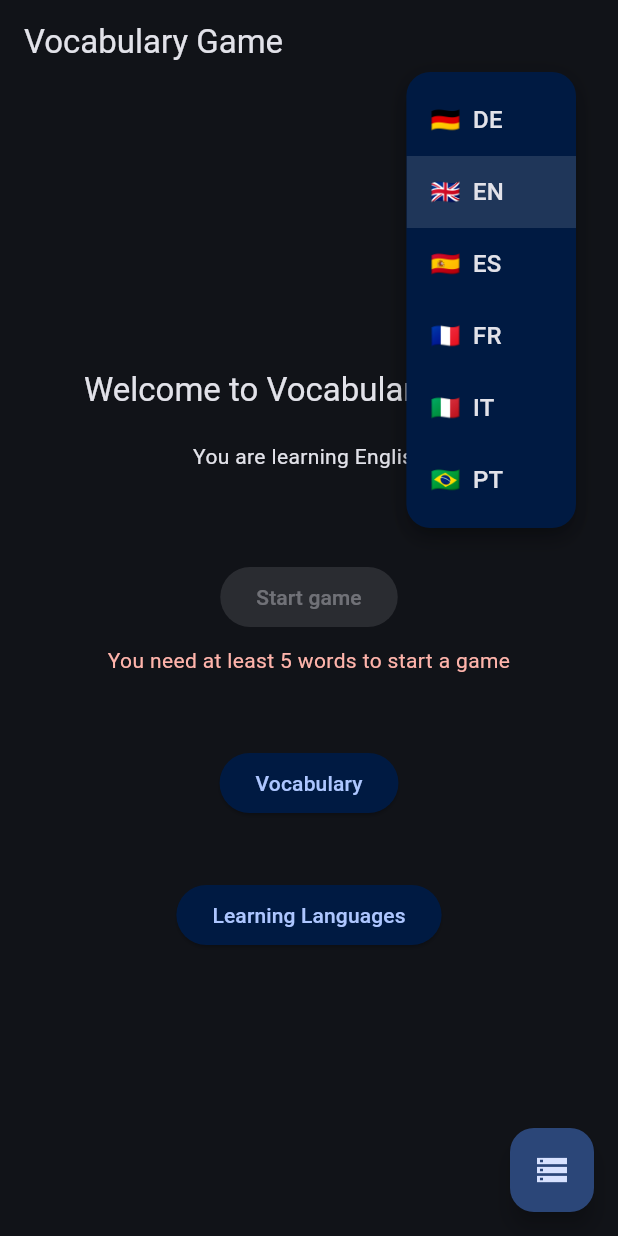
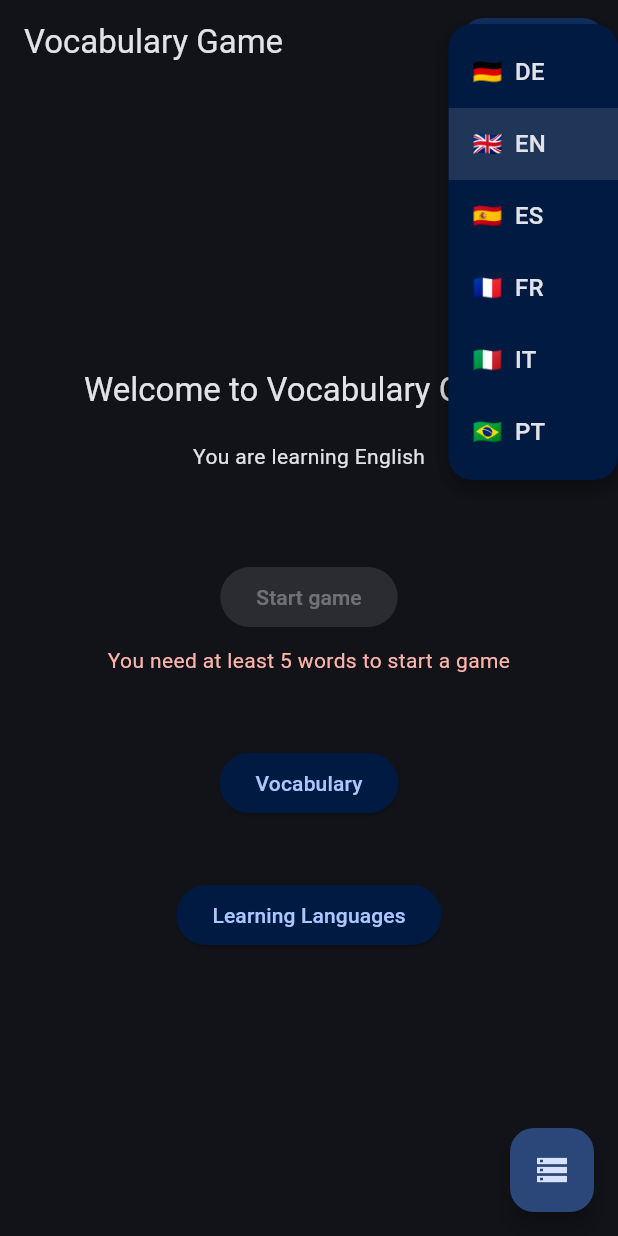
Before and after one commit to mbgustavo/vocabulary-game, a Flutter app: the screen it shows after launch, after a tap on an icon or button, on a phone screen of 412 x 824 dp. Run offline on Flutter 3.47's test engine with Material 3 defaults, Android fonts, the phone set to English and light mode, and no system bars; our stand-ins replace emoji_picker_flutter, file_picker, flutter_riverpod, package_info_plus, shared_preferences.

Commit message:
Move language selector to app bar

```diff
--- a/lib/screens/home.dart
+++ b/lib/screens/home.dart
@@ -26,13 +26,11 @@ class HomeScreen extends ConsumerWidget {
         ref.watch(languagesProvider)['app_language'] as String? ?? 'en';
 
     return Scaffold(
-      appBar: AppBar(title: Text(AppLocalizations.of(context)!.appTitle)),
-      body: Stack(
-        children: [
-          NotificationBanners(),
-          Positioned(
-            top: 8,
-            right: 40,
+      appBar: AppBar(
+        title: Text(AppLocalizations.of(context)!.appTitle),
+        actions: [
+          Padding(
+            padding: const EdgeInsets.only(right: 8),
             child: Container(
               padding: const EdgeInsets.symmetric(horizontal: 12, vertical: 4),
               decoration: BoxDecoration(
@@ -62,6 +60,11 @@ class HomeScreen extends ConsumerWidget {
               ),
             ),
           ),
+        ],
+      ),
+      body: Stack(
+        children: [
+          NotificationBanners(),
           Center(
             child: Column(
               mainAxisAlignment: MainAxisAlignment.center,
```
